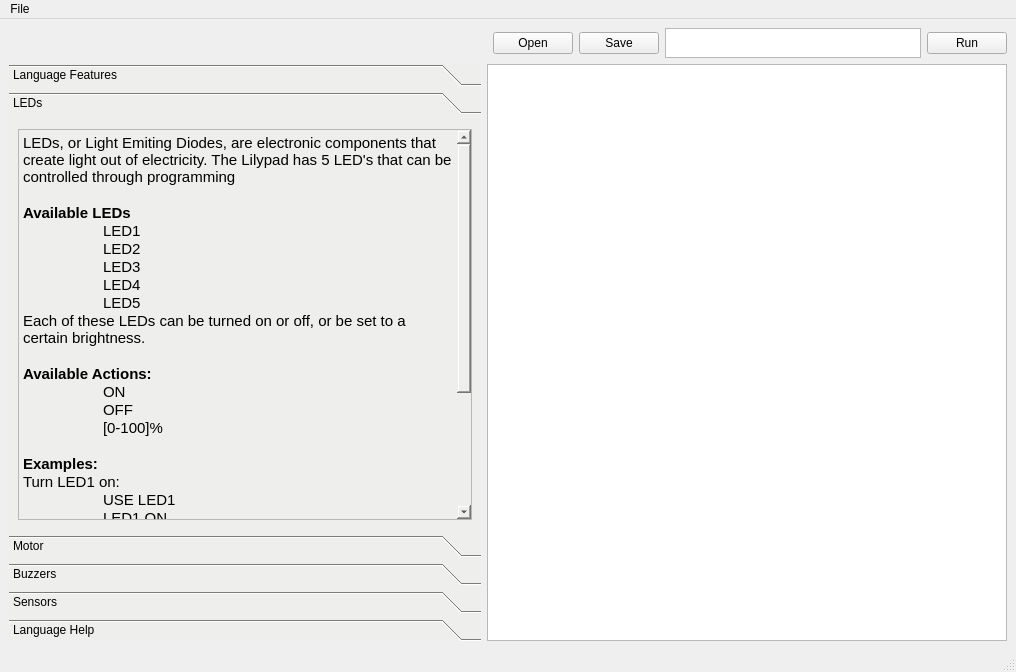
The window that UIFiles/newmainwindow.ui (alexaverill/seecLilypadIDE) describes before a commit, drawn with Qt 5.
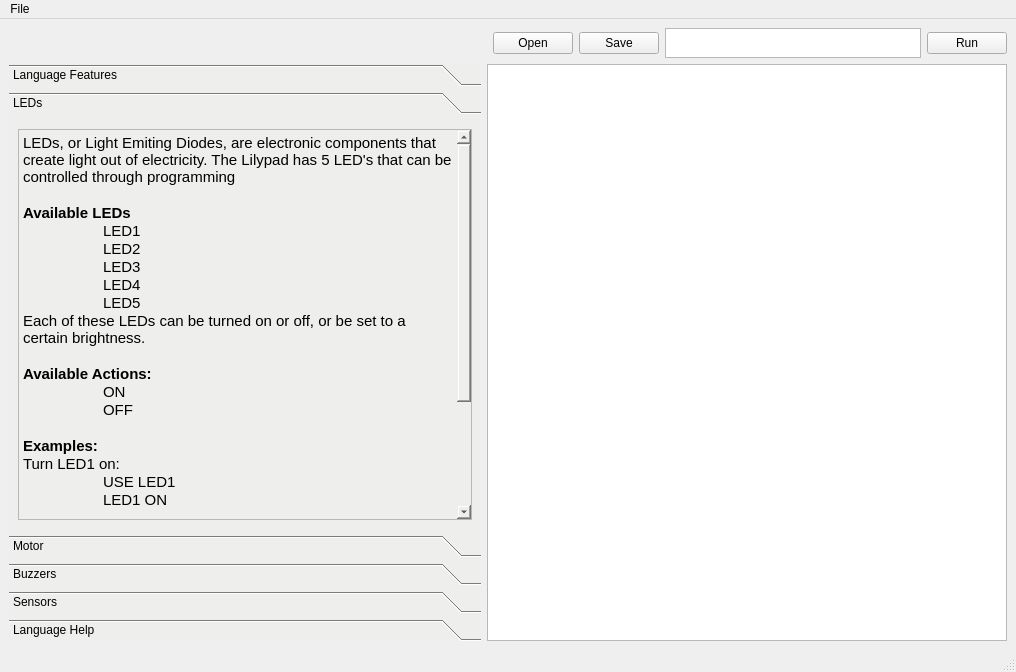
The same window after the commit. The open tabs and pages were chosen to show the change. Icons and pictures are not drawn.

```diff
--- a/UIFiles/newmainwindow.ui
+++ b/UIFiles/newmainwindow.ui
@@ -170,7 +170,6 @@
 &lt;p style=&quot; margin-top:0px; margin-bottom:0px; margin-left:0px; margin-right:0px; -qt-block-indent:0; text-indent:0px;&quot;&gt;&lt;span style=&quot; font-weight:600;&quot;&gt;Available Actions:&lt;/span&gt;&lt;/p&gt;
 &lt;p style=&quot; margin-top:0px; margin-bottom:0px; margin-left:0px; margin-right:0px; -qt-block-indent:0; text-indent:0px;&quot;&gt;	ON&lt;/p&gt;
 &lt;p style=&quot; margin-top:0px; margin-bottom:0px; margin-left:0px; margin-right:0px; -qt-block-indent:0; text-indent:0px;&quot;&gt;	OFF&lt;/p&gt;
-&lt;p style=&quot; margin-top:0px; margin-bottom:0px; margin-left:0px; margin-right:0px; -qt-block-indent:0; text-indent:0px;&quot;&gt;	[0-100]%&lt;/p&gt;
 &lt;p style=&quot;-qt-paragraph-type:empty; margin-top:0px; margin-bottom:0px; margin-left:0px; margin-right:0px; -qt-block-indent:0; text-indent:0px;&quot;&gt;&lt;br /&gt;&lt;/p&gt;
 &lt;p style=&quot; margin-top:0px; margin-bottom:0px; margin-left:0px; margin-right:0px; -qt-block-indent:0; text-indent:0px;&quot;&gt;&lt;span style=&quot; font-weight:600;&quot;&gt;Examples:&lt;/span&gt;&lt;/p&gt;
 &lt;p style=&quot; margin-top:0px; margin-bottom:0px; margin-left:0px; margin-right:0px; -qt-block-indent:0; text-indent:0px;&quot;&gt;Turn LED1 on:&lt;/p&gt;
```
Left out of the diff: 121 changed lines with no effect on the pictures.
